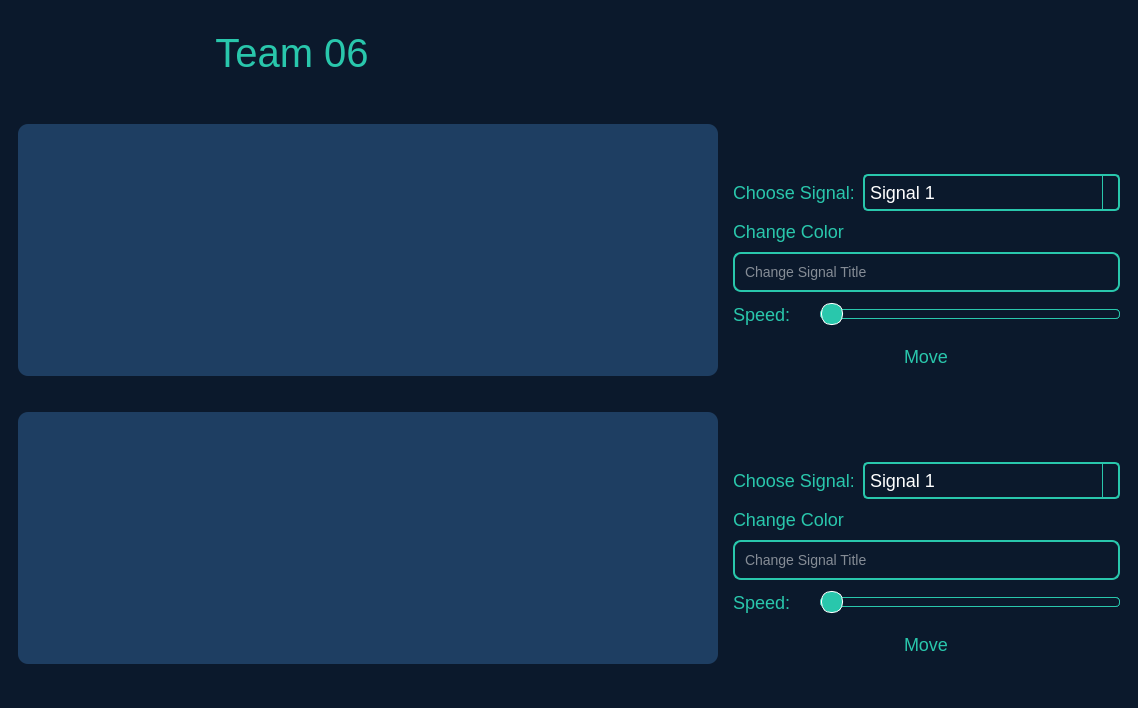
karreemm/BioSignalScope-Real-time-Biological-Signals-Viewer, file main.ui: the form before one commit.
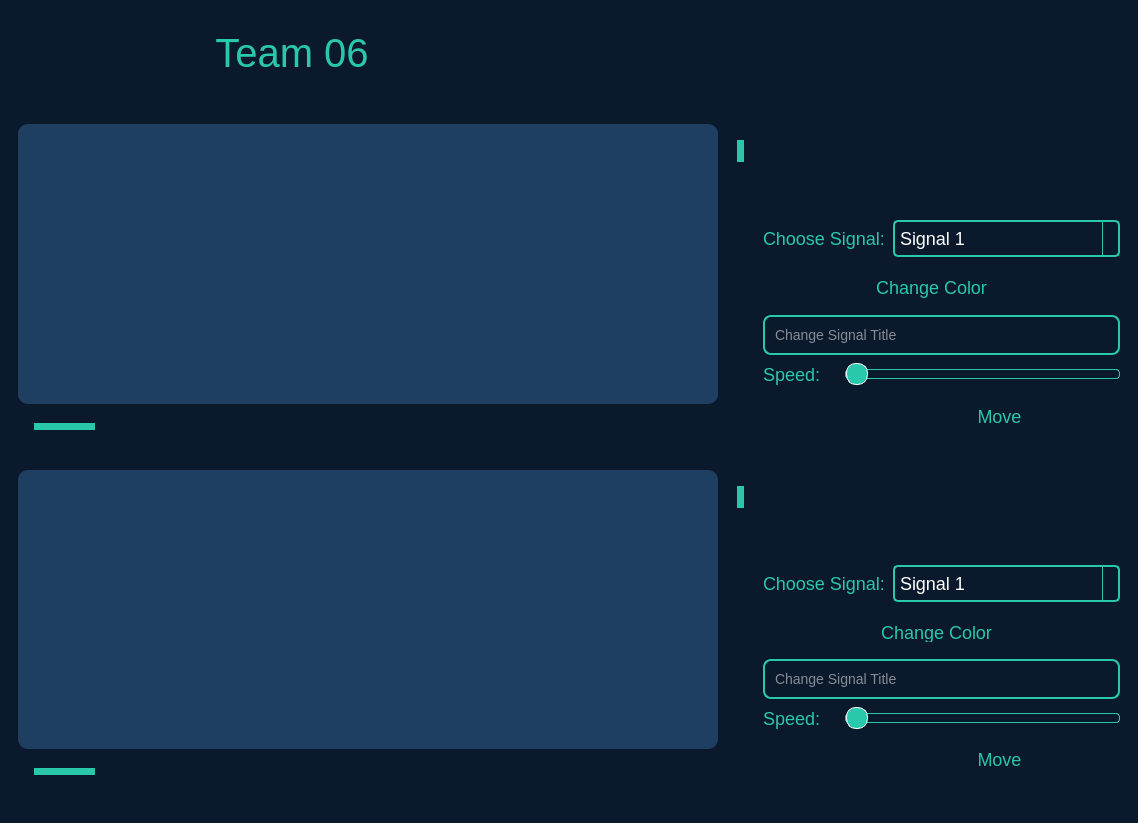
The form after the commit. Icons and pictures are not drawn.

```diff
--- a/main.ui
+++ b/main.ui
@@ -7,7 +7,7 @@
     <x>0</x>
     <y>0</y>
     <width>1138</width>
-    <height>708</height>
+    <height>823</height>
    </rect>
   </property>
   <property name="windowTitle">
@@ -29,6 +29,84 @@
 font-size: 18px;
 }
 
+/* Scrollbar background */
+QScrollBar:vertical {
+    background-color: #0B192C;  /* Background color */
+    width: 15px;                /* Scrollbar width */
+    margin: 15px 3px 15px 3px;  /* Margins between the content and the scrollbar */
+    border: 1px solid #0B192C;  /* Border for the scrollbar area */
+}
+
+QScrollBar:horizontal {
+    background-color: #0B192C;  /* Background color */
+    height: 15px;               /* Scrollbar height */
+    margin: 3px 15px 3px 15px;  /* Margins between the content and the scrollbar */
+    border: 1px solid #0B192C;  /* Border for the scrollbar area */
+}
+
+/* Handle (the part that moves when you scroll) */
+QScrollBar::handle:vertical {
+    background-color: #29C7AC; /* Handle color */
+    min-height: 20px;          /* Minimum height for the handle */
+    border-radius: 5px;        /* Rounded corners */
+}
+
+QScrollBar::handle:horizontal {
+    background-color: #29C7AC; /* Handle color */
+    min-width: 20px;           /* Minimum width for the handle */
+    border-radius: 5px;        /* Rounded corners */
+}
+
+/* Handle when hovered */
+QScrollBar::handle:vertical:hover,
+QScrollBar::handle:horizontal:hover {
+    background-color: #1F8A76; /* Slightly darker handle when hovered */
+}
+
+/* Top and bottom arrows */
+QScrollBar::sub-line:vertical,
+QScrollBar::add-line:vertical {
+    background-color: #0B192C;  /* Arrow background */
+    border: none;
+    height: 15px;
+    subcontrol-position: top;
+    subcontrol-origin: margin;
+}
+
+QScrollBar::sub-line:horizontal,
+QScrollBar::add-line:horizontal {
+    background-color: #0B192C;  /* Arrow background */
+    border: none;
+    width: 15px;
+    subcontrol-position: left;
+    subcontrol-origin: margin;
+}
+
+/* Arrow symbols */
+QScrollBar::sub-line:vertical:hover,
+QScrollBar::add-line:vertical:hover,
+QScrollBar::sub-line:horizontal:hover,
+QScrollBar::add-line:horizontal:hover {
+    background-color: #29C7AC; /* Arrow hover background */
+}
+
+/* Remove the arrow symbol and keep the clickable area */
+QScrollBar::sub-line:vertical:pressed,
+QScrollBar::add-line:vertical:pressed,
+QScrollBar::sub-line:horizontal:pressed,
+QScrollBar::add-line:horizontal:pressed {
+    background-color: #1F8A76;
+}
+
+/* Remove the arrow buttons altogether if not needed */
+QScrollBar::sub-line:vertical,
+QScrollBar::add-line:vertical,
+QScrollBar::sub-line:horizontal,
+QScrollBar::add-line:horizontal {
+    border: none;
+    background: none;
+}
+
 
 
 
@@ -62,24 +140,42 @@
            <number>30</number>
           </property>
           <item>
-           <widget class="QFrame" name="frame">
-            <property name="minimumSize">
-             <size>
-              <width>700</width>
-              <height>240</height>
-             </size>
-            </property>
-            <property name="styleSheet">
-             <string notr="true">background-color: #1E3E62;
+           <layout class="QGridLayout" name="gridLayout_4">
+            <item row="0" column="0">
+             <widget class="QFrame" name="Graph1Frame">
+              <property name="minimumSize">
+               <size>
+                <width>700</width>
+                <height>240</height>
+               </size>
+              </property>
+              <property name="styleSheet">
+               <string notr="true">background-color: #1E3E62;
 border-radius: 10px</string>
-            </property>
-            <property name="frameShape">
-             <enum>QFrame::StyledPanel</enum>
-            </property>
-            <property name="frameShadow">
-             <enum>QFrame::Raised</enum>
-            </property>
-           </widget>
+              </property>
+              <property name="frameShape">
+               <enum>QFrame::StyledPanel</enum>
+              </property>
+              <property name="frameShadow">
+               <enum>QFrame::Raised</enum>
+              </property>
+             </widget>
+            </item>
+            <item row="0" column="1">
+             <widget class="QScrollBar" name="VerticalScrollGraph1">
+              <property name="orientation">
+               <enum>Qt::Vertical</enum>
+              </property>
+             </widget>
+            </item>
+            <item row="1" column="0">
+             <widget class="QScrollBar" name="HorizontalScrollGraph1">
+              <property name="orientation">
+               <enum>Qt::Horizontal</enum>
+              </property>
+             </widget>
+            </item>
+           </layout>
           </item>
           <item>
            <layout class="QVBoxLayout" name="verticalLayout">
@@ -261,6 +357,142 @@
               </item>
              </layout>
             </item>
+            <item>
+             <layout class="QHBoxLayout" name="horizontalLayout_25">
+              <item>
+               <widget class="QPushButton" name="BackButtonGraph1">
+                <property name="minimumSize">
+                 <size>
+                  <width>40</width>
+                  <height>0</height>
+                 </size>
+                </property>
+                <property name="maximumSize">
+                 <size>
+                  <width>70</width>
+                  <height>16777215</height>
+                 </size>
+                </property>
+                <property name="toolTip">
+                 <string>Move Back</string>
+                </property>
+                <property name="styleSheet">
+                 <string notr="true">QPushButton {
+    background-color: #0B192C;
+    border-radius: 8px;
+    padding: 10px;
+}
+QPushButton:hover {
+    background-color: #142A4A;
+}</string>
+                </property>
+                <property name="text">
+                 <string/>
+                </property>
+                <property name="icon">
+                 <iconset>
+                  <normaloff>Images/back.png</normaloff>Images/back.png</iconset>
+                </property>
+                <property name="iconSize">
+                 <size>
+                  <width>30</width>
+                  <height>30</height>
+                 </size>
+                </property>
+               </widget>
+              </item>
+              <item>
+               <widget class="QPushButton" name="NextButtonGraph1">
+                <property name="toolTip">
+                 <string>Move Forward</string>
+                </property>
+                <property name="styleSheet">
+                 <string notr="true">QPushButton {
+    background-color: #0B192C;
+    border-radius: 8px;
+    padding: 10px;
+}
+QPushButton:hover {
+    background-color: #142A4A;
+}</string>
+                </property>
+                <property name="text">
+                 <string/>
+                </property>
+                <property name="icon">
+                 <iconset resource="Images.qrc">
+                  <normaloff>:/Images/next.png</normaloff>:/Images/next.png</iconset>
+                </property>
+                <property name="iconSize">
+                 <size>
+                  <width>30</width>
+                  <height>30</height>
+                 </size>
+                </property>
+               </widget>
+              </item>
+              <item>
+               <widget class="QPushButton" name="ZoomInButtonGraph1">
+                <property name="toolTip">
+                 <string>Zoom In</string>
+                </property>
+                <property name="styleSheet">
+                 <string notr="true">QPushButton {
+    background-color: #0B192C;
+    border-radius: 8px;
+    padding: 10px;
+}
+QPushButton:hover {
+    background-color: #142A4A;
+}</string>
+                </property>
+                <property name="text">
+                 <string/>
+                </property>
+                <property name="icon">
+                 <iconset resource="Images.qrc">
+                  <normaloff>:/Images/plus.png</normaloff>:/Images/plus.png</iconset>
+                </property>
+                <property name="iconSize">
+                 <size>
+                  <width>30</width>
+                  <height>30</height>
+                 </size>
+                </property>
+               </widget>
+              </item>
+              <item>
+               <widget class="QPushButton" name="ZoomOutButtonGraph1">
+                <property name="toolTip">
+                 <string>Zoom Out</string>
+                </property>
+                <property name="styleSheet">
+                 <string notr="true">QPushButton {
+    background-color: #0B192C;
+    border-radius: 8px;
+    padding: 10px;
+}
+QPushButton:hover {
+    background-color: #142A4A;
+}</string>
+                </property>
+                <property name="text">
+                 <string/>
+                </property>
+                <property name="icon">
+                 <iconset resource="Images.qrc">
+                  <normaloff>:/Images/minus.png</normaloff>:/Images/minus.png</iconset>
+                </property>
+                <property name="iconSize">
+                 <size>
+                  <width>30</width>
+                  <height>30</height>
+                 </size>
+                </property>
+               </widget>
+              </item>
+             </layout>
+            </item>
             <item>
              <layout class="QHBoxLayout" name="horizontalLayout_3">
               <item>
@@ -356,24 +588,47 @@
              </layout>
             </item>
             <item>
-             <widget class="QLabel" name="ColorChangeGraph1">
+             <widget class="QPushButton" name="ColorButtonGraph1">
               <property name="minimumSize">
                <size>
                 <width>100</width>
-                <height>0</height>
+                <height>40</height>
                </size>
               </property>
               <property name="maximumSize">
                <size>
                 <width>400</width>
-                <height>40</height>
+                <height>50</height>
                </size>
               </property>
+              <property name="layoutDirection">
+               <enum>Qt::RightToLeft</enum>
+              </property>
               <property name="styleSheet">
-               <string notr="true"/>
+               <string notr="true">QPushButton {
+    background-color: #0B192C;
+    border-radius: 8px;
+    padding-left: 10px;  
+
+}
+QPushButton:hover {
+    background-color: #142A4A;
+}
+
+</string>
               </property>
               <property name="text">
-               <string>Change Color</string>
+               <string>Change Color  </string>
+              </property>
+              <property name="icon">
+               <iconset resource="Images.qrc">
+                <normaloff>:/Images/color.png</normaloff>:/Images/color.png</iconset>
+              </property>
+              <property name="iconSize">
+               <size>
+                <width>30</width>
+                <height>30</height>
+               </size>
               </property>
              </widget>
             </item>
@@ -510,6 +765,48 @@
             </item>
             <item>
              <layout class="QHBoxLayout" name="horizontalLayout_2">
+              <item>
+               <widget class="QPushButton" name="ShowHideButtonGraph1">
+                <property name="minimumSize">
+                 <size>
+                  <width>40</width>
+                  <height>0</height>
+                 </size>
+                </property>
+                <property name="maximumSize">
+                 <size>
+                  <width>70</width>
+                  <height>16777215</height>
+                 </size>
+                </property>
+                <property name="toolTip">
+                 <string>Show/Hide</string>
+                </property>
+                <property name="styleSheet">
+                 <string notr="true">QPushButton {
+    background-color: #0B192C;
+    border-radius: 8px;
+    padding: 10px;
+}
+QPushButton:hover {
+    background-color: #142A4A;
+}</string>
+                </property>
+                <property name="text">
+                 <string/>
+                </property>
+                <property name="icon">
+                 <iconset resource="Images.qrc">
+                  <normaloff>:/Images/hide.png</normaloff>:/Images/hide.png</iconset>
+                </property>
+                <property name="iconSize">
+                 <size>
+                  <width>30</width>
+                  <height>30</height>
+                 </size>
+                </property>
+               </widget>
+              </item>
               <item>
                <widget class="QPushButton" name="MoveToGraph2Button">
                 <property name="maximumSize">
@@ -534,7 +831,7 @@
 }</string>
                 </property>
                 <property name="text">
-                 <string>Move</string>
+                 <string>Move </string>
                 </property>
                 <property name="icon">
                  <iconset resource="Images.qrc">
@@ -563,24 +860,42 @@
            <number>30</number>
           </property>
           <item>
-           <widget class="QFrame" name="frame_2">
-            <property name="minimumSize">
-             <size>
-              <width>700</width>
-              <height>240</height>
-             </size>
-            </property>
-            <property name="styleSheet">
-             <string notr="true">background-color: #1E3E62;
+           <layout class="QGridLayout" name="gridLayout_5">
+            <item row="0" column="1">
+             <widget class="QScrollBar" name="VerticalScrollGraph2">
+              <property name="orientation">
+               <enum>Qt::Vertical</enum>
+              </property>
+             </widget>
+            </item>
+            <item row="0" column="0">
+             <widget class="QFrame" name="Graph2Frame">
+              <property name="minimumSize">
+               <size>
+                <width>700</width>
+                <height>240</height>
+               </size>
+              </property>
+              <property name="styleSheet">
+               <string notr="true">background-color: #1E3E62;
 border-radius: 10px</string>
-            </property>
-            <property name="frameShape">
-             <enum>QFrame::StyledPanel</enum>
-            </property>
-            <property name="frameShadow">
-             <enum>QFrame::Raised</enum>
-            </property>
-           </widget>
+              </property>
+              <property name="frameShape">
+               <enum>QFrame::StyledPanel</enum>
+              </property>
+              <property name="frameShadow">
+               <enum>QFrame::Raised</enum>
+              </property>
+             </widget>
+            </item>
+            <item row="1" column="0">
+             <widget class="QScrollBar" name="HorizontalScrollGraph2">
+              <property name="orientation">
+               <enum>Qt::Horizontal</enum>
+              </property>
+             </widget>
+            </item>
+           </layout>
           </item>
           <item>
            <layout class="QVBoxLayout" name="verticalLayout_2">
@@ -762,6 +1077,178 @@
               </item>
              </layout>
             </item>
+            <item>
+             <layout class="QHBoxLayout" name="horizontalLayout_26">
+              <item>
+               <widget class="QPushButton" name="BackButtonGraph2">
+                <property name="minimumSize">
+                 <size>
+                  <width>40</width>
+                  <height>0</height>
+                 </size>
+                </property>
+                <property name="maximumSize">
+                 <size>
+                  <width>70</width>
+                  <height>16777215</height>
+                 </size>
+                </property>
+                <property name="toolTip">
+                 <string>Move Back</string>
+                </property>
+                <property name="styleSheet">
+                 <string notr="true">QPushButton {
+    background-color: #0B192C;
+    border-radius: 8px;
+    padding: 10px;
+}
+QPushButton:hover {
+    background-color: #142A4A;
+}</string>
+                </property>
+                <property name="text">
+                 <string/>
+                </property>
+                <property name="icon">
+                 <iconset resource="Images.qrc">
+                  <normaloff>:/Images/back.png</normaloff>:/Images/back.png</iconset>
+                </property>
+                <property name="iconSize">
+                 <size>
+                  <width>30</width>
+                  <height>30</height>
+                 </size>
+                </property>
+               </widget>
+              </item>
+              <item>
+               <widget class="QPushButton" name="NextButtonGraph2">
+                <property name="minimumSize">
+                 <size>
+                  <width>40</width>
+                  <height>0</height>
+                 </size>
+                </property>
+                <property name="maximumSize">
+                 <size>
+                  <width>70</width>
+                  <height>16777215</height>
+                 </size>
+                </property>
+                <property name="toolTip">
+                 <string>Move Forward</string>
+                </property>
+                <property name="styleSheet">
+                 <string notr="true">QPushButton {
+    background-color: #0B192C;
+    border-radius: 8px;
+    padding: 10px;
+}
+QPushButton:hover {
+    background-color: #142A4A;
+}</string>
+                </property>
+                <property name="text">
+                 <string/>
+                </property>
+                <property name="icon">
+                 <iconset resource="Images.qrc">
+                  <normaloff>:/Images/next.png</normaloff>:/Images/next.png</iconset>
+                </property>
+                <property name="iconSize">
+                 <size>
+                  <width>30</width>
+                  <height>30</height>
+                 </size>
+                </property>
+               </widget>
+              </item>
+              <item>
+               <widget class="QPushButton" name="ZoomInButtonGraph2">
+                <property name="minimumSize">
+                 <size>
+                  <width>40</width>
+                  <height>0</height>
+                 </size>
+                </property>
+                <property name="maximumSize">
+                 <size>
+                  <width>70</width>
+                  <height>16777215</height>
+                 </size>
+                </property>
+                <property name="toolTip">
+                 <string>Zoom In</string>
+                </property>
+                <property name="styleSheet">
+                 <string notr="true">QPushButton {
+    background-color: #0B192C;
+    border-radius: 8px;
+    padding: 10px;
+}
+QPushButton:hover {
+    background-color: #142A4A;
+}</string>
+                </property>
+                <property name="text">
+                 <string/>
+                </property>
+                <property name="icon">
+                 <iconset resource="Images.qrc">
+                  <normaloff>:/Images/plus.png</normaloff>:/Images/plus.png</iconset>
+                </property>
+                <property name="iconSize">
+                 <size>
+                  <width>30</width>
+                  <height>30</height>
+                 </size>
+                </property>
+               </widget>
+              </item>
+              <item>
+               <widget class="QPushButton" name="ZoomOutButtonGraph2">
+                <property name="minimumSize">
+                 <size>
+                  <width>40</width>
+                  <height>0</height>
+                 </size>
+                </property>
+                <property name="maximumSize">
+                 <size>
+                  <width>70</width>
+                  <height>16777215</height>
+                 </size>
+                </property>
+                <property name="toolTip">
+                 <string>Zoom Out</string>
+                </property>
+                <property name="styleSheet">
+                 <string notr="true">QPushButton {
+    background-color: #0B192C;
+    border-radius: 8px;
+    padding: 10px;
+}
+QPushButton:hover {
+    background-color: #142A4A;
+}</string>
+                </property>
+                <property name="text">
+                 <string/>
+                </property>
+                <property name="icon">
+                 <iconset resource="Images.qrc">
+                  <normaloff>:/Images/minus.png</normaloff>:/Images/minus.png</iconset>
+                </property>
+                <property name="iconSize">
+                 <size>
+                  <width>30</width>
+                  <height>30</height>
+                 </size>
+                </property>
+               </widget>
+              </item>
+             </layout>
+            </item>
             <item>
              <layout class="QHBoxLayout" name="horizontalLayout_8">
               <item>
@@ -857,24 +1344,44 @@
              </layout>
             </item>
             <item>
-             <widget class="QLabel" name="ColorChangeGraph1_2">
+             <widget class="QPushButton" name="ColorButtonGraph2">
               <property name="minimumSize">
                <size>
                 <width>100</width>
-                <height>0</height>
+                <height>40</height>
                </size>
               </property>
               <property name="maximumSize">
                <size>
                 <width>400</width>
-                <height>40</height>
+                <height>50</height>
                </size>
               </property>
+              <property name="layoutDirection">
+               <enum>Qt::RightToLeft</enum>
+              </property>
               <property name="styleSheet">
-               <string notr="true"/>
+               <string notr="true">QPushButton {
+    background-color: #0B192C;
+    border-radius: 8px;
+    padding: 10px;
+}
+QPushButton:hover {
+    background-color: #142A4A;
+}</string>
               </property>
               <property name="text">
-               <string>Change Color</string>
+               <string>Change Color  </string>
+              </property>
+              <property name="icon">
+               <iconset resource="Images.qrc">
+                <normaloff>:/Images/color.png</normaloff>:/Images/color.png</iconset>
+              </property>
+              <property name="iconSize">
+               <size>
+                <width>30</width>
+                <height>30</height>
+               </size>
               </property>
              </widget>
             </item>
@@ -1011,6 +1518,48 @@
             </item>
             <item>
              <layout class="QHBoxLayout" name="horizontalLayout_10">
+              <item>
+               <widget class="QPushButton" name="ShowHideButtonGraph2">
+                <property name="minimumSize">
+                 <size>
+                  <width>40</width>
+                  <height>0</height>
+                 </size>
+                </property>
+                <property name="maximumSize">
+                 <size>
+                  <width>70</width>
+                  <height>16777215</height>
+                 </size>
+                </property>
+                <property name="toolTip">
+                 <string>Hide/Show</string>
+                </property>
+                <property name="styleSheet">
+                 <string notr="true">QPushButton {
+    background-color: #0B192C;
+    border-radius: 8px;
+    padding: 10px;
+}
+QPushButton:hover {
+    background-color: #142A4A;
+}</string>
+                </property>
+                <property name="text">
+                 <string/>
+                </property>
+                <property name="icon">
+                 <iconset resource="Images.qrc">
+                  <normaloff>:/Images/hide.png</normaloff>:/Images/hide.png</iconset>
+                </property>
+                <property name="iconSize">
+                 <size>
+                  <width>30</width>
+                  <height>30</height>
+                 </size>
+                </property>
+               </widget>
+              </item>
               <item>
                <widget class="QPushButton" name="MoveToGraph1Button">
                 <property name="maximumSize">
@@ -1035,7 +1584,7 @@
 }</string>
                 </property>
                 <property name="text">
-                 <string>Move</string>
+                 <string>Move </string>
                 </property>
                 <property name="icon">
                  <iconset resource="Images.qrc">
@@ -1396,21 +1945,23 @@
         <item row="1" column="0">
          <layout class="QHBoxLayout" name="horizontalLayout_17">
           <item>
-           <widget class="QPushButton" name="BackHomeButton">
-            <property name="minimumSize">
-             <size>
-              <width>50</width>
-              <height>0</height>
-             </size>
-            </property>
-            <property name="maximumSize">
-             <size>
-              <width>70</width>
-              <height>16777215</height>
-             </size>
-            </property>
-            <property name="styleSheet">
-             <string notr="true">QPushButton {
+           <layout class="QHBoxLayout" name="horizontalLayout_27">
+            <item>
+             <widget class="QPushButton" name="BackHomeButton">
+              <property name="minimumSize">
+               <size>
+                <width>50</width>
+                <height>0</height>
+               </size>
+              </property>
+              <property name="maximumSize">
+               <size>
+                <width>70</width>
+                <height>70</height>
+               </size>
+              </property>
+              <property name="styleSheet">
+               <string notr="true">QPushButton {
     background-color: #0B192C;
     border-radius: 8px;
     padding: 10px;
@@ -1418,39 +1969,88 @@
 QPushButton:hover {
     background-color: #142A4A;
 }</string>
-            </property>
-            <property name="text">
-             <string/>
-            </property>
-            <property name="icon">
-             <iconset resource="Images.qrc">
-              <normaloff>:/Images/home.png</normaloff>:/Images/home.png</iconset>
-            </property>
-            <property name="iconSize">
-             <size>
-              <width>40</width>
-              <height>40</height>
-             </size>
-            </property>
-           </widget>
+              </property>
+              <property name="text">
+               <string/>
+              </property>
+              <property name="icon">
+               <iconset resource="Images.qrc">
+                <normaloff>:/Images/home.png</normaloff>:/Images/home.png</iconset>
+              </property>
+              <property name="iconSize">
+               <size>
+                <width>40</width>
+                <height>40</height>
+               </size>
+              </property>
+             </widget>
+            </item>
+            <item>
+             <spacer name="horizontalSpacer">
+              <property name="orientation">
+               <enum>Qt::Horizontal</enum>
+              </property>
+              <property name="sizeType">
+               <enum>QSizePolicy::Expanding</enum>
+              </property>
+              <property name="sizeHint" stdset="0">
+               <size>
+                <width>40</width>
+                <height>20</height>
+               </size>
+              </property>
+             </spacer>
+            </item>
+           </layout>
           </item>
           <item>
-           <spacer name="horizontalSpacer">
-            <property name="orientation">
-             <enum>Qt::Horizontal</enum>
-            </property>
-            <property name="sizeHint" stdset="0">
-             <size>
-              <width>40</width>
-              <height>20</height>
-             </size>
-            </property>
-           </spacer>
+           <layout class="QHBoxLayout" name="horizontalLayout_28">
+            <item>
+             <widget class="QLabel" name="label_7">
+              <property name="minimumSize">
+               <size>
+                <width>300</width>
+                <height>0</height>
+               </size>
+              </property>
+              <property name="maximumSize">
+               <size>
+                <width>12222</width>
+                <height>200</height>
+               </size>
+              </property>
+              <property name="styleSheet">
+               <string notr="true">font-size: 40px
+</string>
+              </property>
+              <property name="text">
+               <string>Non-Rectangle Signal</string>
+              </property>
+             </widget>
+            </item>
+            <item>
+             <spacer name="horizontalSpacer_2">
+              <property name="orientation">
+               <enum>Qt::Horizontal</enum>
+              </property>
+              <property name="sizeType">
+               <enum>QSizePolicy::Expanding</enum>
+              </property>
+              <property name="sizeHint" stdset="0">
+               <size>
+                <width>40</width>
+                <height>20</height>
+               </size>
+              </property>
+             </spacer>
+            </item>
+           </layout>
           </item>
          </layout>
         </item>
        </layout>
       </widget>
+      <widget class="QWidget" name="SignalGluing"/>
      </widget>
     </item>
    </layout>
```
